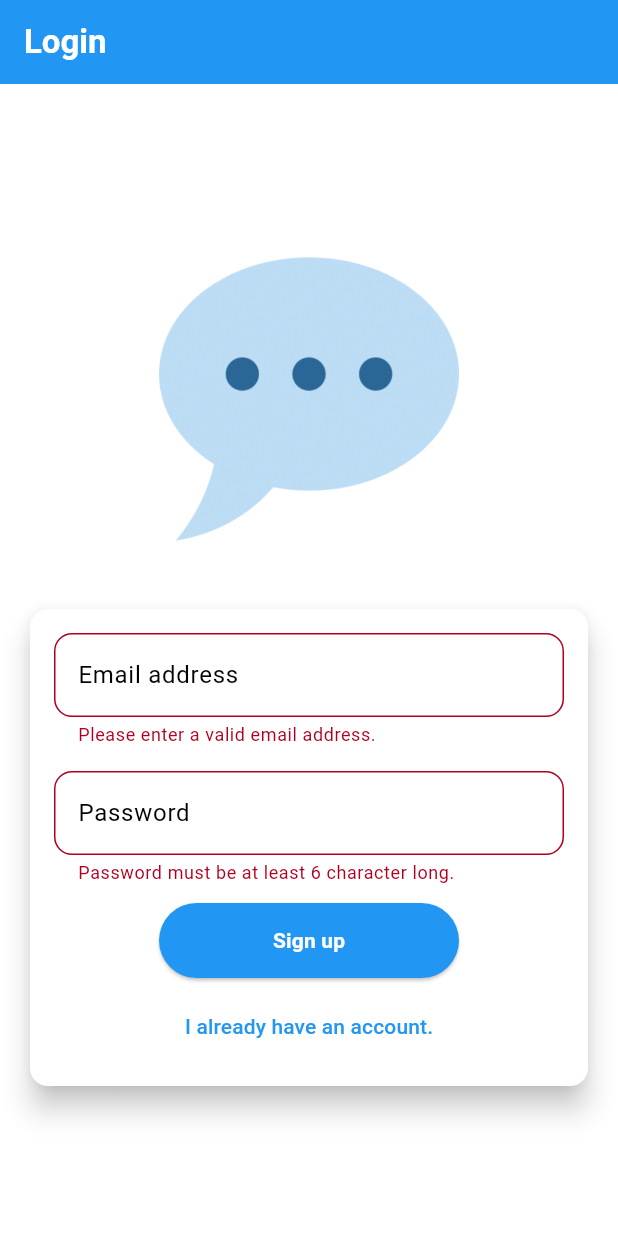
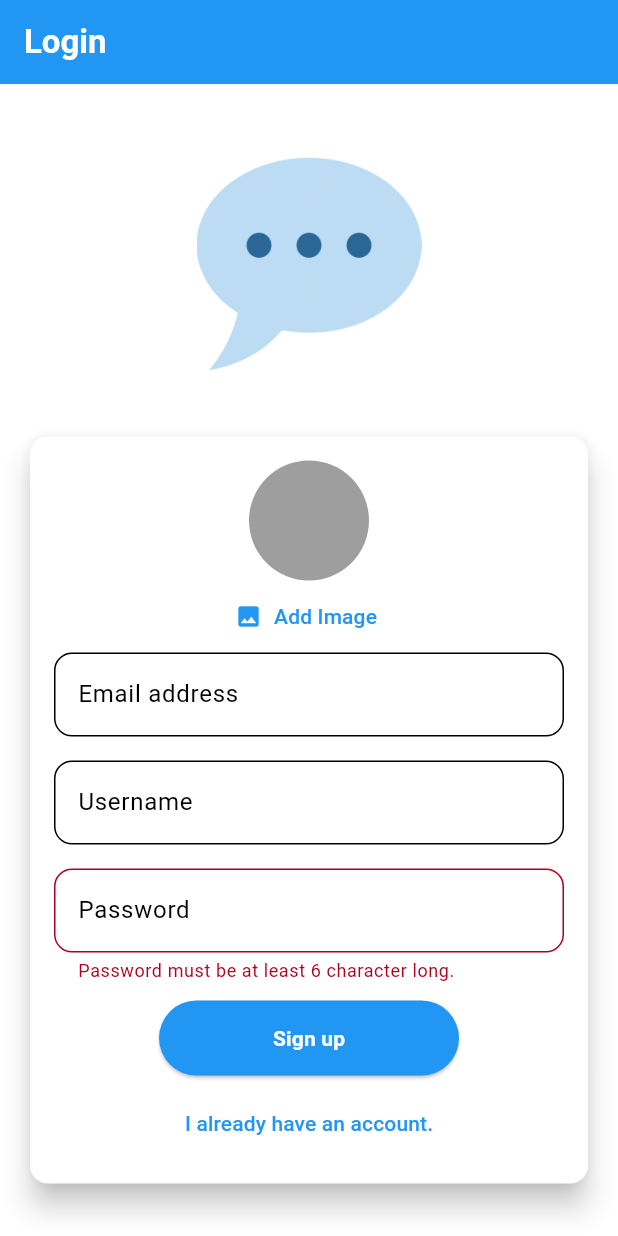
Before and after one commit to Karline20/chat_app, a Flutter app: the screen it shows after launch, after a tap on "Login", after a tap on "Create an account", on a phone screen of 412 x 824 dp. Run offline on Flutter 3.47's test engine with Material 3 defaults, Android fonts, the phone set to English and light mode, and no system bars; our stand-ins replace cloud_firestore, firebase_auth, firebase_core, firebase_storage, google_fonts, image_picker; accounts and stored records are empty.

```diff
--- a/lib/screens/auth.dart
+++ b/lib/screens/auth.dart
@@ -1,3 +1,8 @@
+import 'dart:io';
+
+import 'package:chat_app/widgets/user_image_picker.dart';
+import 'package:cloud_firestore/cloud_firestore.dart';
+import 'package:firebase_storage/firebase_storage.dart';
 import 'package:flutter/material.dart';
 import 'package:firebase_auth/firebase_auth.dart';
 
@@ -16,16 +21,24 @@ class _AuthScreenState extends State<AuthScreen> {
   var _isLogin = true;
   var _enteredEmail = '';
   var _enteredPass = '';
+  var _enteredUserName = '';
+  File? _selectedImage;
+  var _isAuthenticating = false;
+  var _imageUrl = '';
 
   void _submit() async {
     final isValid = _formKey.currentState!.validate();
 
-    if (!isValid) {
+    if (!isValid || !_isLogin && _selectedImage == null) {
       return;
     }
+
     _formKey.currentState!.save();
 
     try {
+      setState(() {
+        _isAuthenticating = true;
+      });
       if (_isLogin) {
         final userCredential = await _firebase.signInWithEmailAndPassword(
             email: _enteredEmail, password: _enteredPass);
@@ -34,6 +47,24 @@ class _AuthScreenState extends State<AuthScreen> {
         final userCredentials = await _firebase.createUserWithEmailAndPassword(
             email: _enteredEmail, password: _enteredPass);
         print('User credential: $userCredentials');
+
+        final storageRef = FirebaseStorage.instance
+            .ref()
+            .child('user_images')
+            .child('${userCredentials.user!.uid}.jpg');
+
+        await storageRef.putFile(_selectedImage!);
+        final imageUrl = await storageRef.getDownloadURL();
+
+        Map<String, dynamic> usersData = <String, dynamic>{
+          'username': _enteredUserName,
+          'email': _enteredEmail,
+          'image_url': imageUrl
+        };
+        await FirebaseFirestore.instance
+            .collection('users')
+            .doc(userCredentials.user!.uid)
+            .set(usersData);
       }
     } on FirebaseAuthException catch (error) {
       if (error.code == 'email-already-in-use') {
@@ -43,10 +74,13 @@ class _AuthScreenState extends State<AuthScreen> {
       ScaffoldMessenger.of(context).showSnackBar(
         SnackBar(
           content: Text(
-            error.message! ?? 'Authentication fialed!',
+            error.message! ?? 'Authentication failed!',
           ),
         ),
       );
+      setState(() {
+        _isAuthenticating = false;
+      });
     }
   }
 
@@ -75,7 +109,7 @@ class _AuthScreenState extends State<AuthScreen> {
                   left: 20,
                   right: 20,
                 ),
-                width: 200,
+                width: 150,
                 child: Image.asset(
                   'assets/images/chat.png',
                 ),
@@ -96,6 +130,12 @@ class _AuthScreenState extends State<AuthScreen> {
                       child: Column(
                         mainAxisSize: MainAxisSize.min,
                         children: [
+                          if (!_isLogin)
+                            UserImagePicker(
+                              onPickedImage: (pickedImage) {
+                                _selectedImage = pickedImage;
+                              },
+                            ),
                           TextFormField(
                             decoration: InputDecoration(
                               labelText: 'Email address',
@@ -124,6 +164,38 @@ class _AuthScreenState extends State<AuthScreen> {
                             },
                             onSaved: (emailValue) {
                               _enteredEmail = emailValue!;
+                            },
+                          ),
+                          SizedBox(
+                            height: 16,
+                          ),
+                          if (!_isLogin)
+                            TextFormField(
+                              decoration: InputDecoration(
+                                labelText: 'Username',
+                                labelStyle: TextStyle(
+                                  color: Theme.of(context).colorScheme.tertiary,
+                                ),
+                                border: OutlineInputBorder(
+                                  borderRadius: BorderRadius.all(
+                                    Radius.circular(12),
+                                  ),
+                                ),
+                              ),
+                              style: TextStyle(
+                                color: Theme.of(context).colorScheme.tertiary,
+                              ),
+                              enableSuggestions: false,
+                              validator: (value) {
+                                if (value == null ||
+                                    value.isEmpty ||
+                                    value.trim().length < 4) {
+                                  return 'Please enter a valid username atleast 4 characters';
+                                }
+                                return null;
+                              },
+                              onSaved: (userNameValue) {
+                                _enteredUserName = userNameValue!;
                               },
                             ),
                           SizedBox(
@@ -159,6 +231,8 @@ class _AuthScreenState extends State<AuthScreen> {
                           SizedBox(
                             height: 12,
                           ),
+                          if (_isAuthenticating) CircularProgressIndicator(),
+                          if (!_isAuthenticating)
                             ElevatedButton(
                               onPressed: _submit,
                               style: ElevatedButton.styleFrom(
@@ -172,8 +246,9 @@ class _AuthScreenState extends State<AuthScreen> {
                               child: Text(
                                 _isLogin ? 'Login' : 'Sign up',
                                 style: TextStyle(
-                                color:
-                                    Theme.of(context).colorScheme.tertiaryFixed,
+                                  color: Theme.of(context)
+                                      .colorScheme
+                                      .tertiaryFixed,
                                   fontWeight: FontWeight.bold,
                                 ),
                               ),
@@ -181,6 +256,7 @@ class _AuthScreenState extends State<AuthScreen> {
                           SizedBox(
                             height: 8,
                           ),
+                          if (!_isAuthenticating)
                             TextButton(
                               onPressed: () {
                                 setState(() {
--- a/lib/widgets/user_image_picker.dart
+++ b/lib/widgets/user_image_picker.dart
@@ -1,15 +1,64 @@
+import 'dart:io';
+
 import 'package:flutter/material.dart';
+import 'package:image_picker/image_picker.dart';
 
 class UserImagePicker extends StatefulWidget {
-  const UserImagePicker({super.key});
+  const UserImagePicker({
+    super.key,
+    required this.onPickedImage,
+  });
 
+  final void Function(File pickedImage) onPickedImage;
   @override
   State<UserImagePicker> createState() => _UserImagePickerState();
 }
 
 class _UserImagePickerState extends State<UserImagePicker> {
+  File? _pickedImageFile;
+
+  void _pickImage() async {
+    final pickedImage = await ImagePicker().pickImage(
+      source: ImageSource.gallery,
+      imageQuality: 50,
+      maxWidth: 150,
+    );
+
+    if (pickedImage == null) {
+      return;
+    }
+
+    setState(() {
+      _pickedImageFile = File(pickedImage.path);
+    });
+
+    widget.onPickedImage(_pickedImageFile!);
+  }
+
   @override
   Widget build(BuildContext context) {
-    return const Placeholder();
+    return Column(
+      children: [
+        CircleAvatar(
+          radius: 40,
+          backgroundColor: Colors.grey,
+          foregroundImage:
+              _pickedImageFile != null ? FileImage(_pickedImageFile!) : null,
+        ),
+        TextButton.icon(
+          onPressed: _pickImage,
+          icon: Icon(
+            Icons.image,
+            color: Theme.of(context).colorScheme.onSurface,
+          ),
+          label: Text(
+            'Add Image',
+            style: TextStyle(
+              color: Theme.of(context).colorScheme.onSurface,
+            ),
+          ),
+        ),
+      ],
+    );
   }
 }
--- a/pubspec.yaml
+++ b/pubspec.yaml
@@ -39,6 +39,7 @@ dependencies:
   firebase_auth: ^5.4.2
   firebase_storage: ^12.4.2
   image_picker: ^1.1.2
+  cloud_firestore: ^5.6.5
 
 dev_dependencies:
   flutter_test:
```
Also changed, not shown: lib/screens/chat.dart (+9 -4 lines), lib/widgets/chat_messages.dart (added, +12 -0 lines), lib/widgets/new_messages.dart (added, +63 -0 lines), pubspec.lock, 5 other files. Lines whose indentation alone changed are shown as unchanged.
